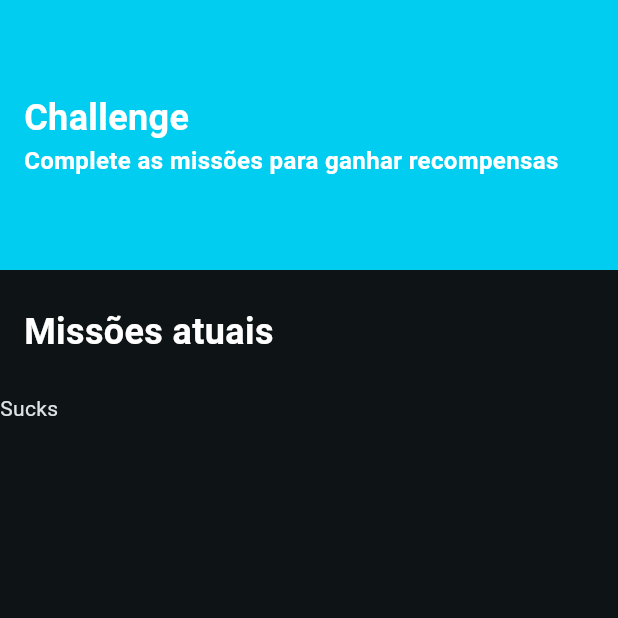
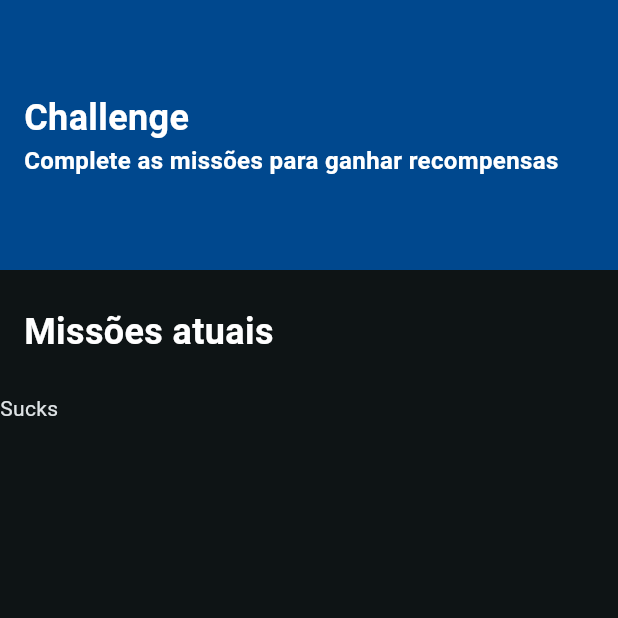
Before and after one commit to DerickPederzini/AcuraHub, a Flutter app: the ChallengePage screen opened directly, on a phone screen of 412 x 824 dp, the top half of it. Run offline on Flutter 3.47's test engine with Material 3 defaults, Android fonts, the phone set to English and light mode, and no system bars; our stand-ins replace flutter_secure_storage, jwt_decoder, video_player; accounts and stored records are empty.

Commit message:
colors e fonts

```diff
--- a/forum_front/lib/components/forms/form_button_fill.dart
+++ b/forum_front/lib/components/forms/form_button_fill.dart
@@ -1,4 +1,5 @@
 import 'package:flutter/material.dart';
+import 'package:forum_front/constants/app_font.dart';
 
 class FormButtonFill extends StatelessWidget {
 
@@ -19,6 +20,7 @@ final VoidCallback? onPressed;
         child: Text(
           buttonText,
           style: TextStyle(
+            fontFamily: AppFont.public_sans,
             color: Colors.white70,
             fontWeight: FontWeight.bold,
             fontSize: 18,
--- a/forum_front/lib/components/forms/input_form.dart
+++ b/forum_front/lib/components/forms/input_form.dart
@@ -1,4 +1,5 @@
 import 'package:flutter/material.dart';
+import 'package:forum_front/constants/app_font.dart';
 
 class InputForm extends StatefulWidget {
   final String placeholder;
@@ -25,7 +26,7 @@ class _InputFormState extends State<InputForm> {
   Widget build(BuildContext context) {
     return TextFormField(
       onChanged: widget.onChanged,
-      style: const TextStyle(color: Colors.white),
+      style: const TextStyle(color: Colors.white, fontFamily: AppFont.public_sans),
       obscureText: widget.placeholder == "Senha" ? visibility_password : false,
       decoration: InputDecoration(
         hintText: widget.placeholder,
--- a/forum_front/lib/components/module/modules.dart
+++ b/forum_front/lib/components/module/modules.dart
@@ -1,5 +1,6 @@
 import 'package:flutter/material.dart';
 import 'package:forum_front/constants/app_colors.dart';
+import 'package:forum_front/constants/app_styles.dart';
 import 'package:forum_front/helpers/capitulo_page_args.dart';
 import 'package:forum_front/models/module.dart';
 
@@ -22,8 +23,8 @@ class _ModulesState extends State<Modules> {
         children: [
           Row(
             children: [
-              Text("${widget.index + 1}. ", style: TextStyle(fontSize: 14),),
-              Text("${widget.module.title}", style: TextStyle(fontSize: 14),),
+              Text("${widget.index + 1}. ", style: AppStyles.font_14_sans,),
+              Text("${widget.module.title}", style: AppStyles.font_14_sans,),
             ],
           ),
           SizedBox(height: 16),
--- a/forum_front/lib/components/notifications/notification_card.dart
+++ b/forum_front/lib/components/notifications/notification_card.dart
@@ -1,4 +1,5 @@
 import 'package:flutter/material.dart';
+import 'package:forum_front/constants/app_styles.dart';
 
 class NotificationCard extends StatefulWidget {
   const NotificationCard({super.key});
@@ -12,7 +13,7 @@ class _NotificationCardState extends State<NotificationCard> {
   Widget build(BuildContext context) {
     return ListTile(
       leading: CircleAvatar(radius: 24),
-      title: Text("Eurofarma", style: TextStyle(fontSize: 14)),
+      title: Text("Eurofarma", style: AppStyles.font_14_sans),
       subtitle: Text(
         maxLines: 2,
         overflow: TextOverflow.ellipsis,
--- a/forum_front/lib/components/profile/profile_header.dart
+++ b/forum_front/lib/components/profile/profile_header.dart
@@ -52,7 +52,7 @@ class _ProfileHeaderState extends State<ProfileHeader> {
               const SizedBox(height: 4),
               Text(
                 widget.info.length > 1 ? widget.info[1] : "",
-                style: TextStyle(color: Colors.grey.shade700, fontSize: 14),
+                style: TextStyle(color: Colors.grey.shade700, fontSize: 14, fontFamily: 'Public Sans'),
               ),
             ],
           ),
--- a/forum_front/lib/constants/app_colors.dart
+++ b/forum_front/lib/constants/app_colors.dart
@@ -2,7 +2,21 @@ import 'package:flutter/material.dart';
 
 class AppColors {
 
-  static const blue_eurofarma = Color.fromARGB(255, 0, 205, 240);
+  static const blue_eurofarma = Color(0xFF00488E);
+  static const blue_claro_1 = Color(0xFF0082CB);
+  static const blue_claro_2 = Color(0xFF04B2E2);
+  static const amarelo_eurofarma = Color(0xFFFFF200);
+  static const cinza_claro_1 = Color(0xFFBBBABA);
+  static const cinza_claro_2 = Color(0xFFD2D2D2);
+  static const cinza_escuro = Color(0xFF54565B);
+  static const amarelo_internal = Color(0xFFF1B434);
+  static const laranja_internal = Color(0xFFE87722);
+  static const red_internal = Color(0xFFF9423A);
+  static const green_claro_internal = Color(0xFFA4D65E);
+  static const verde_mar_premium_internal = Color(0xFF00B388);
+  static const blue_internal = Color(0xFF008C95);
+  static const goat_internal = Color(0xFF006269);
+  static const roxo_internal = Color(0xFF6558B1);
   static const grey_70 = Colors.white70;
   static const text_create_page = Color.fromRGBO(170, 170, 170, 1);
   static const grey_dark = Color.fromRGBO(35, 34, 44, 1);
--- /dev/null
+++ b/forum_front/lib/constants/app_font.dart
@@ -0,0 +1,6 @@
+
+import 'package:flutter/widgets.dart';
+
+class AppFont {
+  static const public_sans =  'Public Sans';
+}
```
Also changed, not shown: forum_front/lib/components/feed/feed_card.dart (+5 -3 lines), forum_front/lib/components/forms/form_button_outlined.dart (+10 -3 lines), forum_front/lib/constants/app_styles.dart (added, +7 -0 lines), forum_front/pubspec.yaml (+4 -11 lines), forum_front/assets/fonts/PublicSans-Medium.ttf (added).
